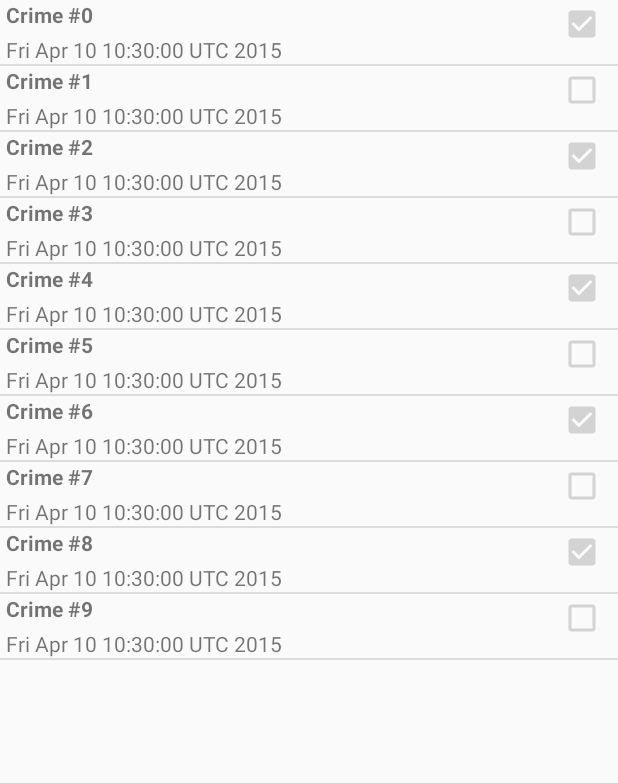
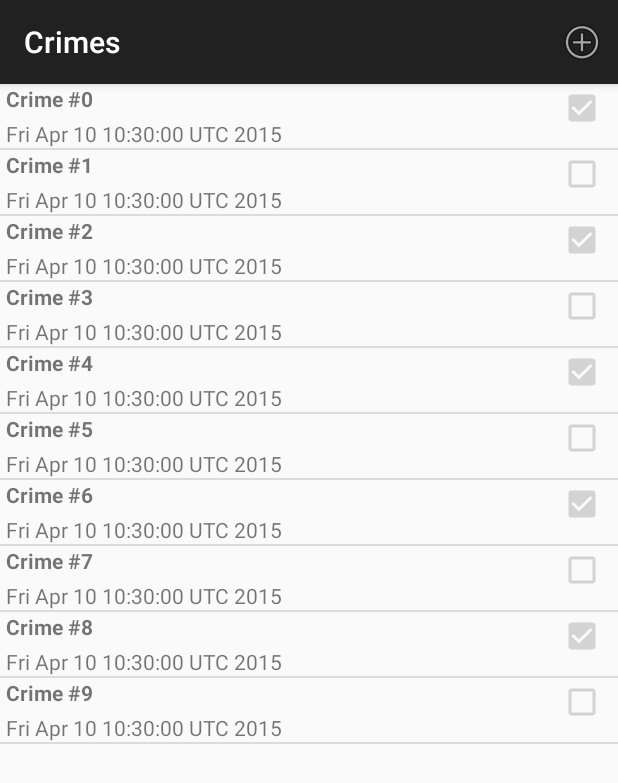
Before and after one commit to vedikajadhav48/CriminalIntent, an Android app: the screen it shows after launch (CrimeListActivity), on a phone screen of 412 x 824 dp. Shown: the top 783 px of the screen. Run offline under Robolectric (Android 15) with nearby library versions, the phone set to English and light mode, and no system bars.

Commit message:
BigNerd Ch16 Part1

```diff
--- a/app/src/main/java/com/example/vedikajadhav/criminalintent/CrimeListFragment.java
+++ b/app/src/main/java/com/example/vedikajadhav/criminalintent/CrimeListFragment.java
@@ -1,9 +1,16 @@
 package com.example.vedikajadhav.criminalintent;
 
+import android.annotation.TargetApi;
 import android.content.Intent;
+import android.os.Build;
 import android.os.Bundle;
+import android.support.v4.app.FragmentActivity;
 import android.support.v4.app.ListFragment;
+import android.support.v7.app.ActionBarActivity;
 import android.util.Log;
+import android.view.Menu;
+import android.view.MenuInflater;
+import android.view.MenuItem;
 import android.view.View;
 import android.view.ViewGroup;
 import android.widget.ArrayAdapter;
@@ -23,6 +30,7 @@ public class CrimeListFragment extends ListFragment {
     @Override
     public void onCreate(Bundle savedInstanceState) {
         super.onCreate(savedInstanceState);
+        setHasOptionsMenu(true);
         getActivity().setTitle(R.string.crimes_title);
         mCrimes = CrimeLab.get(getActivity()).getCrimes();
 
@@ -53,6 +61,17 @@ public class CrimeListFragment extends ListFragment {
         startActivity(i);
     }
 
+    @Override
+    public void onCreateOptionsMenu(Menu menu, MenuInflater inflater) {
+        super.onCreateOptionsMenu(menu, inflater);
+        inflater.inflate(R.menu.fragment_crime_list, menu);
+    }
+
+    @Override
+    public boolean onOptionsItemSelected(MenuItem item) {
+        return super.onOptionsItemSelected(item);
+    }
+
     //InnerClass
     private class CrimeAdapter extends ArrayAdapter<Crime> {
 
@@ -80,6 +99,5 @@ public class CrimeListFragment extends ListFragment {
             solvedCheckBox.setChecked(c.isSolved());
             return convertView;
         }
-
     }
 }
--- a/app/src/main/java/com/example/vedikajadhav/criminalintent/SingleFragmentActivity.java
+++ b/app/src/main/java/com/example/vedikajadhav/criminalintent/SingleFragmentActivity.java
@@ -5,9 +5,10 @@ import android.support.v4.app.Fragment;
 import android.support.v4.app.FragmentActivity;
 import android.os.Bundle;
 import android.support.v4.app.FragmentManager;
+import android.support.v7.app.ActionBarActivity;
 
 
-public abstract class SingleFragmentActivity extends FragmentActivity {
+public abstract class SingleFragmentActivity extends ActionBarActivity {
     protected abstract Fragment createFragment();
 
     @Override
--- /dev/null
+++ b/app/src/main/res/menu/fragment_crime_list.xml
@@ -0,0 +1,9 @@
+<?xml version="1.0" encoding="utf-8"?>
+<menu xmlns:android="http://schemas.android.com/apk/res/android"
+      xmlns:CriminalIntent="http://schemas.android.com/apk/res-auto">
+    <item android:id="@+id/menu_item_new_crime"
+          android:icon="@android:drawable/ic_menu_add"
+          android:title="@string/new_crime"
+          CriminalIntent:showAsAction="ifRoom|withText"/>
+
+</menu>
--- a/app/src/main/res/values/strings.xml
+++ b/app/src/main/res/values/strings.xml
@@ -11,5 +11,10 @@
     <string name="hello_blank_fragment">Hello blank fragment</string>
     <string name="date_picker_title">Date of crime:</string>
     <string name="actionBar_subtitle">CrimeList</string>
+    <string name="new_crime">New Crime</string>
+    <string name="show_subtitle">Show Subtitle</string>
+    <string name="hide_subtitle">Hide Subtitle</string>
+    <string name="subtitle">If you see something, say something.</string>
+    <string name="delete_crime">Delete</string>
 
 </resources>
```
Also changed, not shown: app/src/main/java/com/example/vedikajadhav/criminalintent/CrimeFragment.java (+7 -0 lines).
